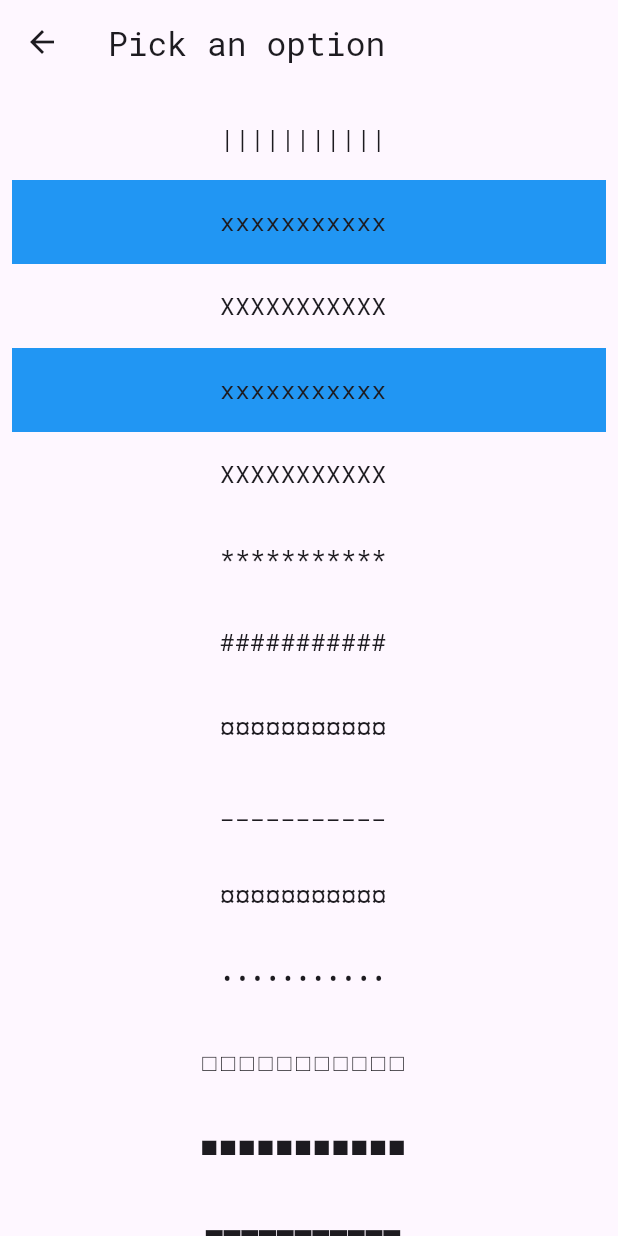
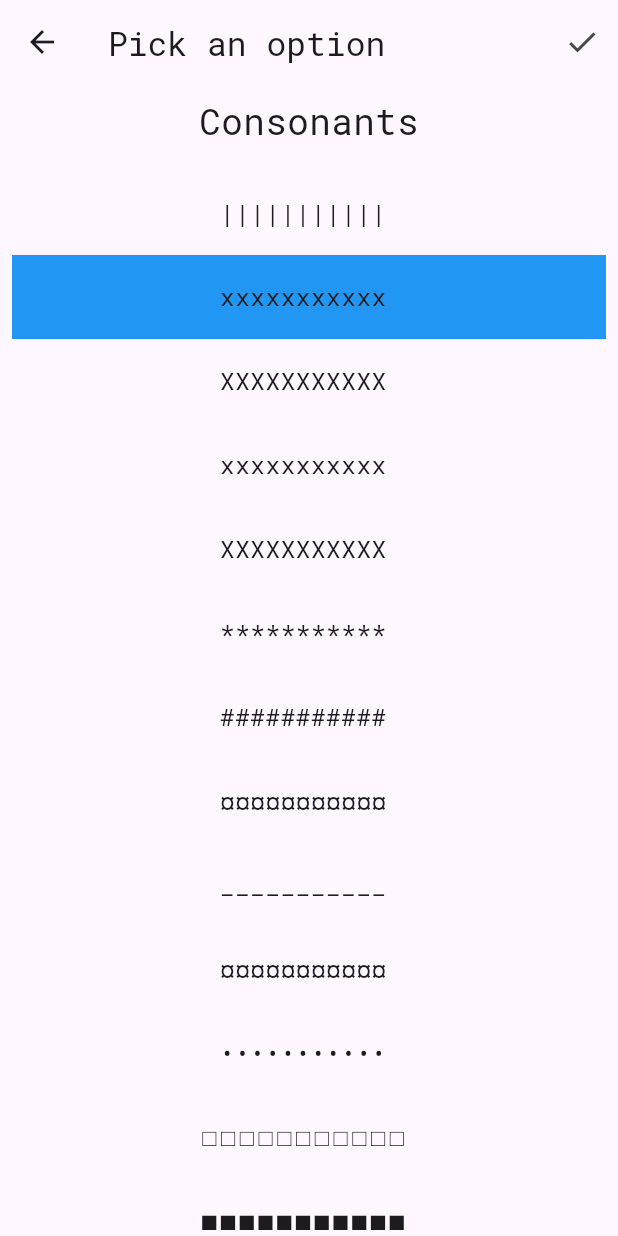
Before and after one commit to jmwatte/rememberall, a Flutter app: the BlokkerScreen screen opened directly, on a phone screen of 412 x 824 dp. Run offline on Flutter 3.47's test engine with Material 3 defaults, Android fonts, the phone set to English and light mode, and no system bars; our stand-ins replace connectivity, diacritic, file_picker, flutter_slidable, google_fonts, shared_preferences and 2 more; missing offline and left inert: flutter_font_picker; accounts and stored records are empty.

Commit message:
Refactor BlokkerScreen widget and add check button

```diff
--- a/lib/blokkerscreen.dart
+++ b/lib/blokkerscreen.dart
@@ -2,8 +2,8 @@ import 'package:flutter/material.dart';
 import 'package:rememberall2/poem_screen_logic.dart';
 import 'package:watch_it/watch_it.dart';
 
-class BlokkerScreen extends StatefulWidget {
-  const BlokkerScreen({Key? key}) : super(key: key);
+class BlokkerScreen extends StatefulWidget with WatchItStatefulWidgetMixin {
+  const BlokkerScreen({super.key});
 
   @override
   BlokkerScreenState createState() => BlokkerScreenState();
@@ -12,16 +12,33 @@ class BlokkerScreen extends StatefulWidget {
 class BlokkerScreenState extends State<BlokkerScreen> {
   final blokkerchoicesConsonants = '|xXxX*#¤_¤•□■▄▬○●=^.∆ΘΞΠ°'.split('');
   final blokkerchoicesVowels = 'xX*#¤_¤•□■▄▬○●=^.∆ΘΞΠ°'.split('');
+  String selectedConsonant = di.get<PoemScreenLogic>().blokker.value;
+  String selectedVowel = di.get<PoemScreenLogic>().blokkerVowel.value;
   int selectedConsonantIndex = 0;
   int selectedVowelIndex = 0;
-  String selectedConsonant = di.get<PoemScreenLogic>().blokker.value;
-  String selectedVowel = di.get<PoemScreenLogic>().blokkerVowel.value;
 
   @override
   Widget build(BuildContext context) {
+    selectedConsonantIndex = blokkerchoicesConsonants
+        .indexOf(di.get<PoemScreenLogic>().blokker.value);
+    selectedVowelIndex = blokkerchoicesVowels
+        .indexOf(di.get<PoemScreenLogic>().blokkerVowel.value);
+    // var consonantHider = watchValue((PoemScreenLogic logic) => logic.blokker);
+    // var vowelHider = watchValue((PoemScreenLogic logic) => logic.blokkerVowel);
     return Scaffold(
       appBar: AppBar(
         title: const Text('Pick an option'),
+        actions: <Widget>[
+          IconButton(
+            icon: const Icon(Icons.check),
+            onPressed: () {
+              Navigator.pop(context, {
+                'consonant': di.get<PoemScreenLogic>().blokker.value,
+                'vowel': di.get<PoemScreenLogic>().blokkerVowel.value,
+              });
+            },
+          ),
+        ],
       ),
       body: PageView(
         children: <Widget>[
@@ -34,14 +51,23 @@ class BlokkerScreenState extends State<BlokkerScreen> {
 
   Widget buildPage(
       List<String> blokkerchoices, BuildContext context, bool isConsonant) {
-    return ListView.builder(
+    return Column(
+      children: [
+        Padding(
+          padding: const EdgeInsets.all(8.0),
+          child: Text(
+            isConsonant ? 'Consonants' : 'Vowels',
+            style: const TextStyle(fontSize: 24),
+          ),
+        ),
+        Expanded(
+          child: ListView.builder(
             padding: const EdgeInsets.all(8),
             itemCount: blokkerchoices.length,
             itemBuilder: (BuildContext context, int index) {
               return ListTile(
-          tileColor:
-              isConsonant && blokkerchoices[index] == selectedConsonant ||
-                      !isConsonant && blokkerchoices[index] == selectedVowel
+                tileColor: isConsonant && index == selectedConsonantIndex ||
+                        !isConsonant && index == selectedVowelIndex
                     ? Colors.blue
                     : null,
                 title: Center(child: Text(blokkerchoices[index] * 11)),
@@ -49,17 +75,20 @@ class BlokkerScreenState extends State<BlokkerScreen> {
                   setState(() {
                     if (isConsonant) {
                       selectedConsonantIndex = index;
+                      di.get<PoemScreenLogic>().blokker.value =
+                          blokkerchoices[index];
                     } else {
                       selectedVowelIndex = index;
+                      di.get<PoemScreenLogic>().blokkerVowel.value =
+                          blokkerchoices[index];
                     }
-            });
-            Navigator.pop(context, {
-              'consonant': blokkerchoicesConsonants[selectedConsonantIndex],
-              'vowel': blokkerchoicesVowels[selectedVowelIndex],
                   });
                 },
               );
             },
+          ),
+        ),
+      ],
     );
   }
 }
```
Lines whose indentation alone changed are shown as unchanged.
